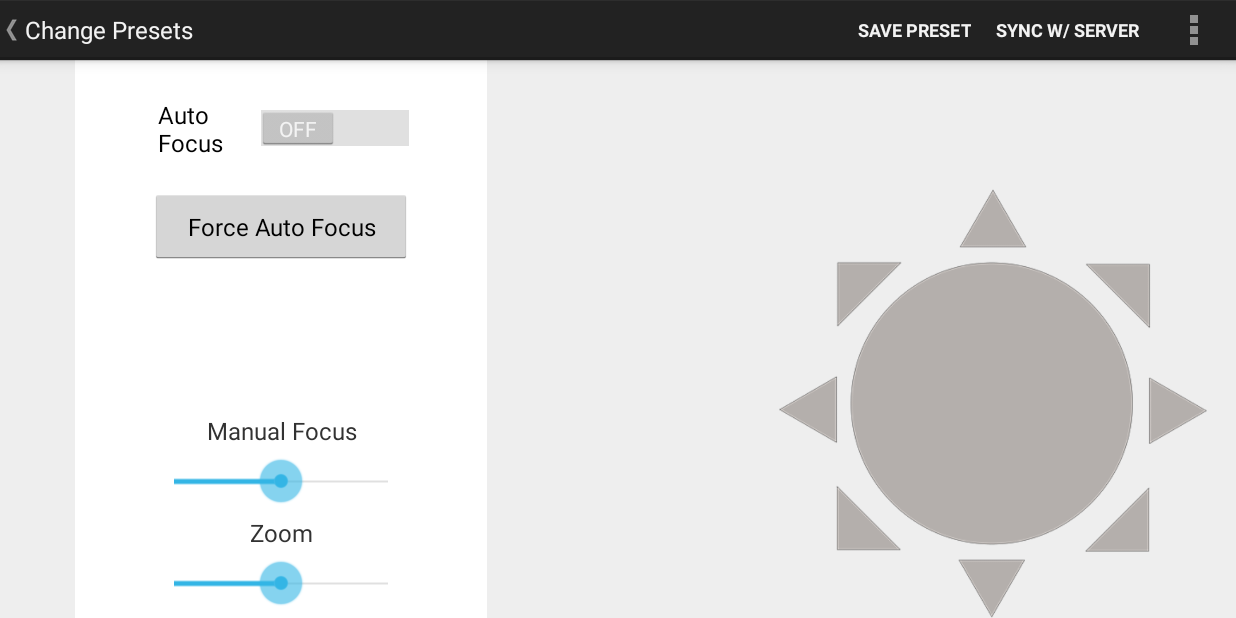
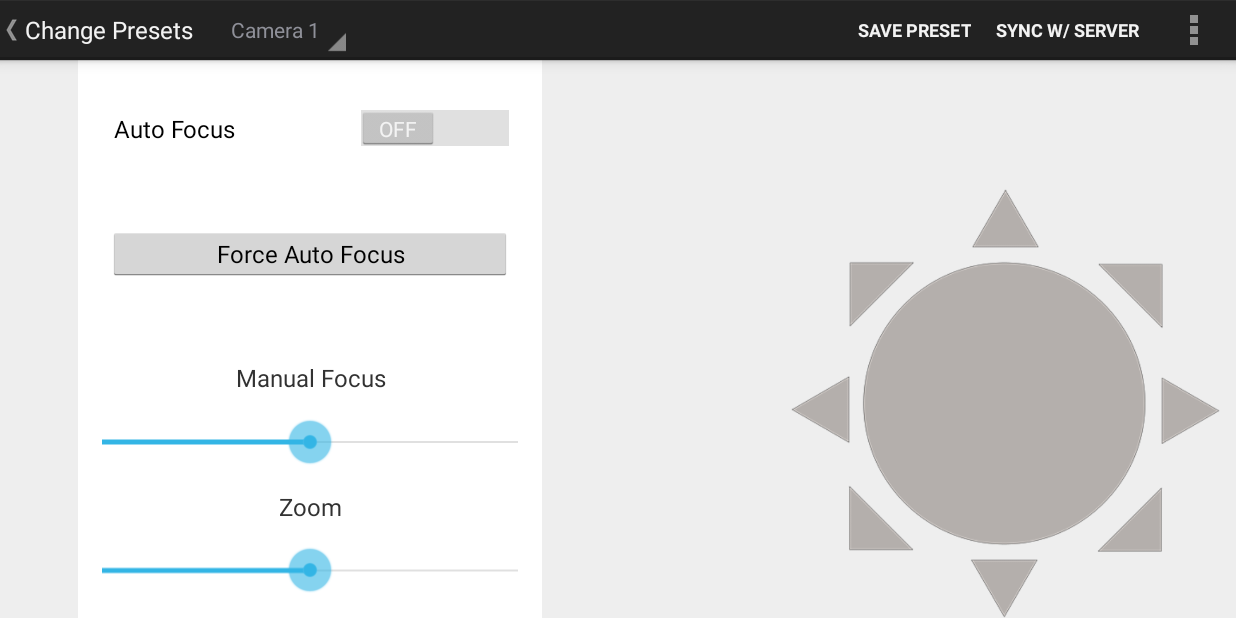
Before and after one commit to mwielondek/vicam, an Android app: the screen it shows after launch (MainActivity), on a phone screen of 824 x 412 dp (held sideways). Run offline under Robolectric (Android 15) with nearby library versions, the phone set to English and light mode, and no system bars; our stand-ins replace Dagger/Hilt's generated code; 3 statements that could not run were skipped.

Commit message:
Fixed relative layouts, (allmost all elements). Added spinner to actionbar (custom).

```diff
--- a/camera/src/main/AndroidManifest.xml
+++ b/camera/src/main/AndroidManifest.xml
@@ -11,7 +11,8 @@
         <activity
                 android:screenOrientation="landscape"
                 android:name="com.dreamteam.vicam.view.MainActivity"
-                android:label="@string/text_preset">
+                android:label="@string/text_preset"
+                >
             <intent-filter>
                 <action android:name="android.intent.action.MAIN"/>
 
--- /dev/null
+++ b/camera/src/main/java/com/dreamteam/vicam/info/androidhive/actionbar/model/SpinnerNavItem/SpinnerNavItem.java
@@ -0,0 +1,21 @@
+
+package info.androidhive.actionbar.model;
+
+public class SpinnerNavItem {
+
+  private String title;
+  private int icon;
+
+  public SpinnerNavItem(String title, int icon){
+    this.title = title;
+    this.icon = icon;
+  }
+
+  public String getTitle(){
+    return this.title;
+  }
+
+  public int getIcon(){
+    return this.icon;
+  }
+}
--- /dev/null
+++ b/camera/src/main/java/com/dreamteam/vicam/info/androidhive/info/actionbar/adapter/TitleNavigationAdapter.java
@@ -0,0 +1,80 @@
+package info.androidhive.info.actionbar.adapter;
+
+import com.dreamteam.camera.R;
+
+import info.androidhive.actionbar.model.SpinnerNavItem;
+
+import java.util.ArrayList;
+
+import android.app.Activity;
+import android.content.Context;
+import android.view.LayoutInflater;
+import android.view.View;
+import android.view.ViewGroup;
+import android.widget.BaseAdapter;
+import android.widget.ImageView;
+import android.widget.TextView;
+
+public class TitleNavigationAdapter extends BaseAdapter {
+
+  private ImageView imgIcon;
+  private TextView txtTitle;
+  private ArrayList<SpinnerNavItem> spinnerNavItem;
+  private Context context;
+
+  public TitleNavigationAdapter(Context context,
+                                ArrayList<SpinnerNavItem> spinnerNavItem) {
+    this.spinnerNavItem = spinnerNavItem;
+    this.context = context;
+  }
+
+  @Override
+  public int getCount() {
+    return spinnerNavItem.size();
+  }
+
+  @Override
+  public Object getItem(int index) {
+    return spinnerNavItem.get(index);
+  }
+
+  @Override
+  public long getItemId(int position) {
+    return position;
+  }
+
+  @Override
+  public View getView(int position, View convertView, ViewGroup parent) {
+    if (convertView == null) {
+      LayoutInflater mInflater = (LayoutInflater)
+          context.getSystemService(Activity.LAYOUT_INFLATER_SERVICE);
+      convertView = mInflater.inflate(R.layout.list_item_title_navigation, null);
+    }
+
+    imgIcon = (ImageView) convertView.findViewById(R.id.imgIcon);
+    txtTitle = (TextView) convertView.findViewById(R.id.txtTitle);
+
+    imgIcon.setImageResource(spinnerNavItem.get(position).getIcon());
+    imgIcon.setVisibility(View.GONE);
+    txtTitle.setText(spinnerNavItem.get(position).getTitle());
+    return convertView;
+  }
+
+
+  @Override
+  public View getDropDownView(int position, View convertView, ViewGroup parent) {
+    if (convertView == null) {
+      LayoutInflater mInflater = (LayoutInflater)
+          context.getSystemService(Activity.LAYOUT_INFLATER_SERVICE);
+      convertView = mInflater.inflate(R.layout.list_item_title_navigation, null);
+    }
+
+    imgIcon = (ImageView) convertView.findViewById(R.id.imgIcon);
+    txtTitle = (TextView) convertView.findViewById(R.id.txtTitle);
+
+    imgIcon.setImageResource(spinnerNavItem.get(position).getIcon());
+    txtTitle.setText(spinnerNavItem.get(position).getTitle());
+    return convertView;
+  }
+
+}
--- a/camera/src/main/java/com/dreamteam/vicam/view/MainActivity.java
+++ b/camera/src/main/java/com/dreamteam/vicam/view/MainActivity.java
@@ -1,27 +1,47 @@
 package com.dreamteam.vicam.view;
 
+
+
+import info.androidhive.actionbar.model.SpinnerNavItem;
+import info.androidhive.info.actionbar.adapter.TitleNavigationAdapter;
+
+import java.util.ArrayList;
+
 import android.app.Activity;
+import android.app.ActionBar;
 import android.content.res.Configuration;
 import android.os.Bundle;
 import android.support.v4.app.ActionBarDrawerToggle;
 import android.support.v4.widget.DrawerLayout;
 import android.view.Menu;
+import android.view.MenuInflater;
 import android.view.MenuItem;
 import android.view.View;
 import android.widget.AdapterView;
 import android.widget.ArrayAdapter;
 import android.widget.ListView;
 import android.widget.Toast;
+import android.app.SearchManager;
+import android.content.Context;
+import android.widget.SearchView;
+import android.content.Intent;
 
 import com.dreamteam.camera.R;
 
-public class MainActivity extends Activity {
+public class MainActivity extends Activity implements ActionBar.OnNavigationListener {
 
         private String[] mPlanetTitles;
         private DrawerLayout mDrawerLayout;
         private ListView mDrawerList;
         private CharSequence mTitle;
         private ActionBarDrawerToggle mDrawerToggle;
+        // Title navigation Spinner data
+        private ArrayList<SpinnerNavItem> navSpinner;
+
+        // Navigation adapter
+        private TitleNavigationAdapter adapter;
+
+
 
         @Override
         protected void onCreate(Bundle savedInstanceState) {
@@ -60,6 +80,11 @@ public class MainActivity extends Activity {
                 public void onDrawerOpened(View drawerView) {
                     getActionBar().setTitle(mTitle);
                 }
+
+
+
+
+
             };
 
 // Set the drawer toggle as the DrawerListener
@@ -69,6 +94,24 @@ public class MainActivity extends Activity {
             getActionBar().setHomeButtonEnabled(true);
 
 
+          // Hide the action bar title
+          getActionBar().setDisplayShowTitleEnabled(true);
+
+          // Enabling Spinner dropdown navigation
+          getActionBar().setNavigationMode(ActionBar.NAVIGATION_MODE_LIST);
+
+          // Spinner title navigation data
+          navSpinner = new ArrayList<SpinnerNavItem>();
+          navSpinner.add(new SpinnerNavItem("Camera 1", R.drawable.ic_drawer));
+          navSpinner.add(new SpinnerNavItem("Camera 2", R.drawable.ic_drawer));
+          navSpinner.add(new SpinnerNavItem("Camera 3", R.drawable.ic_drawer));
+          navSpinner.add(new SpinnerNavItem("Camera 4", R.drawable.ic_drawer));
+
+          // title drop down adapter
+          adapter = new TitleNavigationAdapter(getApplicationContext(), navSpinner);
+
+          // assigning the spinner navigation
+          getActionBar().setListNavigationCallbacks(adapter, this);
 
         }
 
@@ -84,7 +127,8 @@ public class MainActivity extends Activity {
            // getActionBar().setDisplayShowTitleEnabled(false);
             getMenuInflater().inflate(R.menu.main, menu);
 
-            getMenuInflater().inflate(R.menu.change_camera, menu);
+
+
             return true;
         }
 
@@ -142,4 +186,15 @@ public class MainActivity extends Activity {
             }
         }
 
+      /**
+       * Actionbar navigation item select listener
+       * */
+      @Override
+      public boolean onNavigationItemSelected(int itemPosition, long itemId) {
+        // Action to be taken after selecting a spinner item
+        return false;
+      }
+
+
+
     }
--- a/camera/src/main/res/layout-land/fragment_main.xml
+++ b/camera/src/main/res/layout-land/fragment_main.xml
@@ -4,7 +4,8 @@
                 android:paddingLeft="@dimen/activity_horizontal_margin"
                 android:paddingRight="@dimen/activity_horizontal_margin"
                 android:paddingTop="@dimen/activity_vertical_margin"
-                android:paddingBottom="@dimen/activity_vertical_margin">
+                android:paddingBottom="@dimen/activity_vertical_margin"
+        >
 
     <DrawerLayout
         android:id="@+id/drawer_layout"
--- a/camera/src/main/res/layout/activity_main.xml
+++ b/camera/src/main/res/layout/activity_main.xml
@@ -10,39 +10,97 @@
             android:layout_width="match_parent"
             android:layout_height="match_parent"
             android:background="#eee"
-            android:focusableInTouchMode="false" android:baselineAligned="false">
+            android:focusableInTouchMode="false" android:baselineAligned="false"
+            android:orientation="horizontal">
 
 
+        <LinearLayout
+                android:orientation="vertical"
+                android:layout_width="fill_parent"
+                android:layout_height="fill_parent"
+                android:layout_weight="1.5">
+        </LinearLayout>
         <LinearLayout
                 android:orientation="vertical"
                 android:layout_width="match_parent"
                 android:layout_height="match_parent"
                 android:layout_gravity="left|center_vertical"
                 android:background="#FFF"
-                android:paddingLeft="50dp"
-                android:paddingRight="50dp"
-                android:layout_marginLeft="50dp"
                 android:layout_weight="1">
 
+            <LinearLayout
+                    android:orientation="vertical"
+                    android:layout_width="fill_parent"
+                    android:layout_height="fill_parent"
+                    android:layout_weight="1"
+                    >
+                <LinearLayout
+                        android:orientation="horizontal"
+                        android:layout_width="fill_parent"
+                        android:layout_height="fill_parent">
+                    <LinearLayout
+                            android:orientation="vertical"
+                            android:layout_width="fill_parent"
+                            android:layout_height="fill_parent"
+                            android:layout_weight="12">
+                    </LinearLayout>
                     <Switch
                             android:layout_width="match_parent"
-                    android:layout_height="wrap_content"
+                            android:layout_height="match_parent"
                             android:text="@string/auto_focus"
                             android:layout_marginBottom="20dp"
                             android:layout_marginTop="25dp"
-                    android:paddingLeft="5dp"
-                    android:id="@+id/switch2"/>
+                            android:textSize="16dp"
+                            android:id="@+id/switch2"
+                            android:layout_weight="1"
+                            android:layout_marginRight="20dp"/>
+                </LinearLayout>
+            </LinearLayout>
+            <LinearLayout
+                    android:orientation="vertical"
+                    android:layout_width="match_parent"
+                    android:layout_height="match_parent"
+                    android:layout_weight="1"
+                    android:paddingLeft="20dp"
+                    android:paddingRight="20dp"
+                    >
 
+                <!-- when clicked call the autoFocus function -->
+                    <LinearLayout
+                            android:orientation="vertical"
+                            android:layout_width="match_parent"
+                            android:layout_height="match_parent"
+                            android:layout_weight="1.2">
+                    </LinearLayout>
                     <Button
                             android:text="@string/force_auto_focus"
                             android:layout_width="match_parent"
-                    android:layout_height="50dp"
-                    android:layout_marginBottom="100dp"
+                            android:layout_height="match_parent"
                             android:padding="0dp"
                             android:textSize="16dp"
-                    android:id="@+id/autoFocus"/>
-
+                            android:id="@+id/autoFocus"
+                            android:layout_weight="1"/>
+                    <LinearLayout
+                            android:orientation="vertical"
+                            android:layout_width="match_parent"
+                            android:layout_height="match_parent"
+                            android:layout_weight="1.2">
+                    </LinearLayout>
+            </LinearLayout>
+            <LinearLayout
+                    android:orientation="vertical"
+                    android:layout_width="fill_parent"
+                    android:layout_height="fill_parent"
+                    android:layout_weight="1.2">
+            </LinearLayout>
+            <LinearLayout
+                    android:orientation="vertical"
+                    android:layout_width="fill_parent"
+                    android:layout_height="fill_parent"
+                    android:layout_weight="1"
+                    >
                 <TextView
+                        android:id="@+id/textSeekBar1"
                         android:layout_width="match_parent"
                         android:layout_height="wrap_content"
                         android:text="@string/manual_focus"
@@ -52,13 +110,22 @@
                 <SeekBar
                         android:id="@+id/seekBar1"
                         android:layout_weight="1"
-                    android:layout_height="50dp"
+                        android:layout_height="match_parent"
                         android:minHeight="140dp"
                         android:maxHeight="140dp"
                         android:layout_width="match_parent"
                         android:max="10"
-                    android:progress="5"/>
+                        android:progress="5"
+                        />
+            </LinearLayout>
+            <LinearLayout
+                    android:orientation="vertical"
+                    android:layout_width="fill_parent"
+                    android:layout_height="fill_parent"
+                    android:layout_weight="1"
+                    >
                 <TextView
+                        android:id="@+id/textSeekBar2"
                         android:layout_width="match_parent"
                         android:layout_height="wrap_content"
                         android:text="@string/text_zoom"
@@ -70,13 +137,14 @@
                         android:id="@+id/seekBar2"
                         android:orientation="horizontal"
                         android:layout_weight="1"
-                    android:layout_height="50dp"
+                        android:layout_height="match_parent"
                         android:minHeight="140dp"
                         android:maxHeight="140dp"
                         android:layout_width="match_parent"
                         android:max="10"
                         android:progress="5"
                         />
+            </LinearLayout>
 
 
         </LinearLayout>
--- /dev/null
+++ b/camera/src/main/res/layout/list_item_title_navigation.xml
@@ -0,0 +1,23 @@
+<?xml version="1.0" encoding="utf-8"?>
+<RelativeLayout xmlns:android="http://schemas.android.com/apk/res/android"
+                android:layout_width="match_parent"
+                android:layout_height="fill_parent"
+                android:padding="5dp"
+               >
+
+    <ImageView android:id="@+id/imgIcon"
+               android:layout_width="25dp"
+               android:layout_height="25dp"
+               android:layout_alignParentLeft="true"
+               android:layout_alignParentTop="true"
+               android:src="@drawable/ic_launcher"
+               android:layout_marginRight="5dp"
+            />
+
+    <TextView android:id="@+id/txtTitle"
+              android:layout_width="wrap_content"
+              android:layout_height="wrap_content"
+              android:layout_centerVertical="true"
+              android:layout_toRightOf="@id/imgIcon"/>
+
+</RelativeLayout>
--- a/camera/src/main/res/menu/change_camera.xml
+++ /dev/null
@@ -1,21 +0,0 @@
-<?xml version="1.0" encoding="utf-8"?>
-
-<menu xmlns:android="http://schemas.android.com/apk/res/android">
-
-    <item android:id="@+id/action_change_camera"
-          android:title="@string/action_change_camera"
-          android:orderInCategory="1"
-          android:showAsAction="never"/>
-
-    <item android:id="@+id/action_change_camera"
-          android:title="@string/action_change_camera"
-          android:orderInCategory="1"
-          android:showAsAction="never"/>
-
-    <item android:id="@+id/action_change_camera"
-          android:title="@string/action_change_camera"
-          android:orderInCategory="1"
-          android:showAsAction="never"/>
-
-
-</menu>
--- a/camera/src/main/res/values/strings.xml
+++ b/camera/src/main/res/values/strings.xml
@@ -1,9 +1,5 @@
 <?xml version="1.0" encoding="utf-8"?>
 <resources>
-
-
-
-
 
     <string name="app_name">VIC - Camera Steering</string>
     <string name="text_preset">Change Presets</string>
```
Lines whose indentation alone changed are shown as unchanged.
